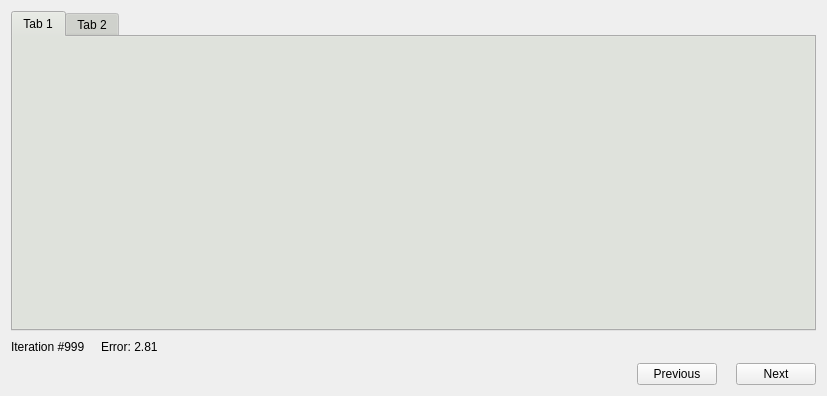
Above: ui/ui_files/results_page.ui from gnegrelli/identPy_GUI before the change. Below: the same form after it.
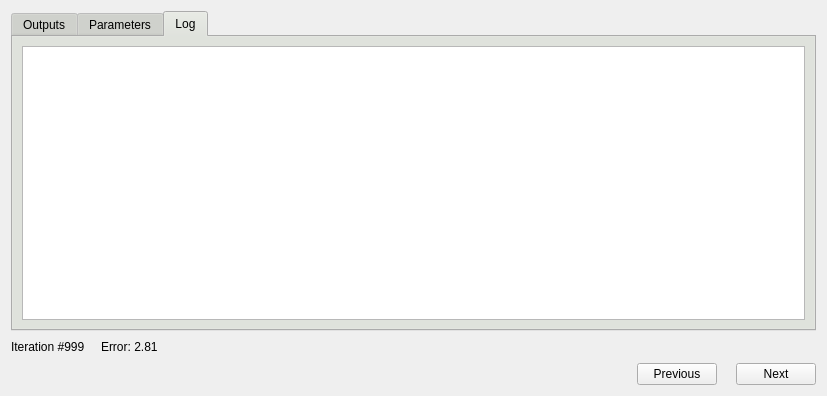
That is the form after the change. The open tabs and pages were chosen to show the change.

The edit to the form file:
```diff
--- a/ui/ui_files/results_page.ui
+++ b/ui/ui_files/results_page.ui
@@ -70,12 +70,12 @@
      </property>
      <widget class="QWidget" name="tab">
       <attribute name="title">
-       <string>Tab 1</string>
+       <string>Outputs</string>
       </attribute>
      </widget>
      <widget class="QWidget" name="tab_2">
       <attribute name="title">
-       <string>Tab 2</string>
+       <string>Parameters</string>
       </attribute>
       <widget class="QLabel" name="label_3">
        <property name="geometry">
@@ -104,6 +104,27 @@
        </property>
       </widget>
      </widget>
+     <widget class="QWidget" name="tab_log">
+      <attribute name="title">
+       <string>Log</string>
+      </attribute>
+      <layout class="QGridLayout" name="gridLayout_2">
+       <item row="0" column="0">
+        <widget class="QTextBrowser" name="log">
+         <property name="html">
+          <string>&lt;!DOCTYPE HTML PUBLIC &quot;-//W3C//DTD HTML 4.0//EN&quot; &quot;http://www.w3.org/TR/REC-html40/strict.dtd&quot;&gt;
+&lt;html&gt;&lt;head&gt;&lt;meta name=&quot;qrichtext&quot; content=&quot;1&quot; /&gt;&lt;style type=&quot;text/css&quot;&gt;
+p, li { white-space: pre-wrap; }
+&lt;/style&gt;&lt;/head&gt;&lt;body style=&quot; font-family:'Ubuntu'; font-size:11pt; font-weight:400; font-style:normal;&quot;&gt;
+&lt;p style=&quot;-qt-paragraph-type:empty; margin-top:0px; margin-bottom:0px; margin-left:0px; margin-right:0px; -qt-block-indent:0; text-indent:0px;&quot;&gt;&lt;br /&gt;&lt;/p&gt;&lt;/body&gt;&lt;/html&gt;</string>
+         </property>
+         <property name="textInteractionFlags">
+          <set>Qt::LinksAccessibleByKeyboard|Qt::LinksAccessibleByMouse|Qt::TextBrowserInteraction|Qt::TextSelectableByKeyboard|Qt::TextSelectableByMouse</set>
+         </property>
+        </widget>
+       </item>
+      </layout>
+     </widget>
     </widget>
    </item>
    <item row="1" column="0">
```
Left out of the diff: 8 changed lines with no effect on the pictures.
